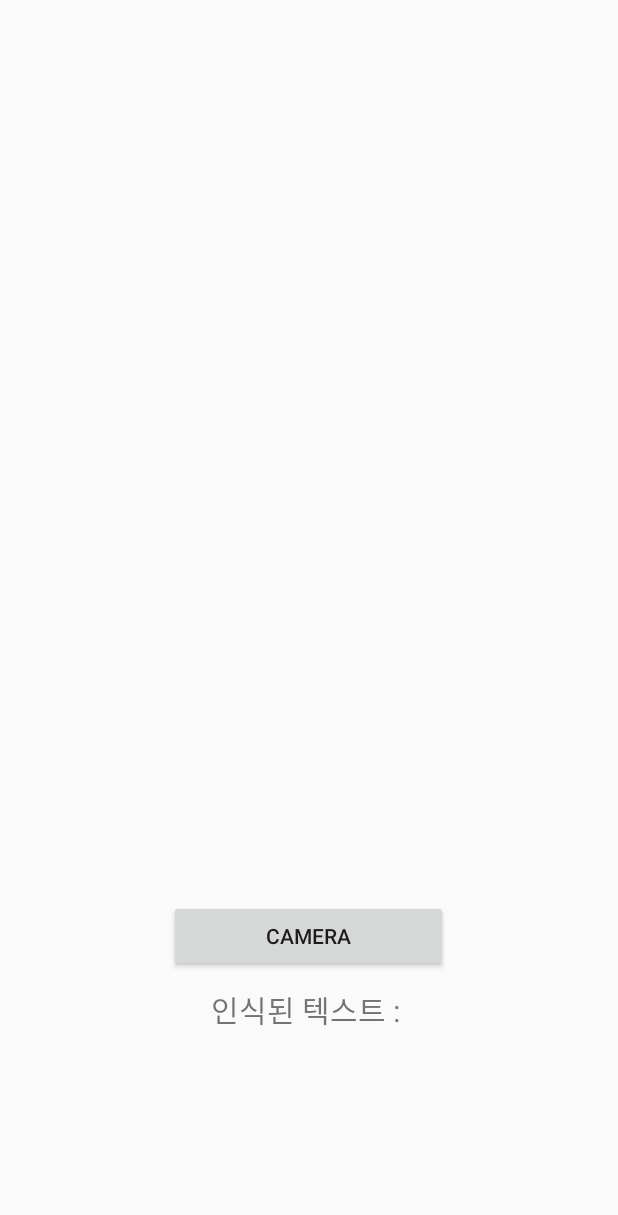
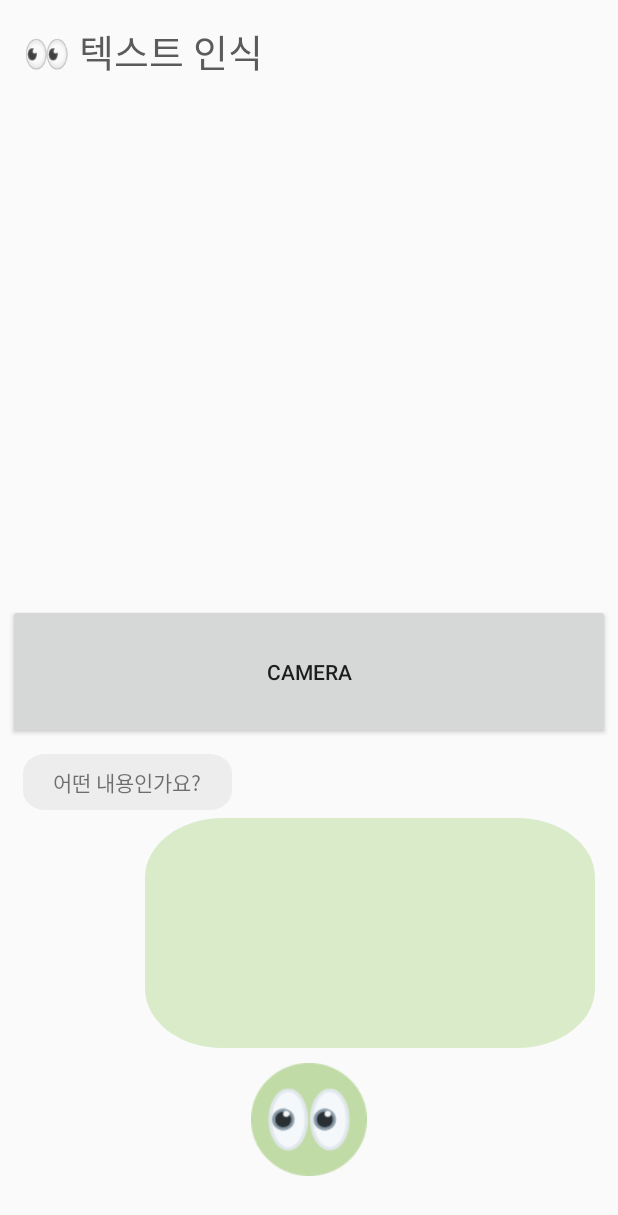
Before and after one commit to FongleDS/EyesoneApp, an Android app: the CameraActivity screen opened directly, with no data from a screen before it, on a phone screen of 412 x 824 dp. Shown: the top 1215 px of the screen. Run offline under Robolectric (Android 15) with nearby library versions, the phone set to English and light mode, and no system bars.

Commit message:
텍스트 인식 UI 수정완료

```diff
--- /dev/null
+++ b/app/src/main/res/drawable/tv_answer.xml
@@ -0,0 +1,9 @@
+<vector xmlns:android="http://schemas.android.com/apk/res/android"
+    android:width="300dp"
+    android:height="153dp"
+    android:viewportWidth="290"
+    android:viewportHeight="193">
+    <path
+        android:fillColor="#73B3D98E"
+        android:pathData="M0 50c0-27.61 22.39-50 50-50h190c27.61 0 50 22.39 50 50v93c0 27.61-22.39 50-50 50h-190c-27.61 0-50-22.39-50-50z"/>
+</vector>
--- /dev/null
+++ b/app/src/main/res/drawable/tv_question.xml
@@ -0,0 +1,9 @@
+<vector xmlns:android="http://schemas.android.com/apk/res/android"
+    android:width="139dp"
+    android:height="37dp"
+    android:viewportWidth="139"
+    android:viewportHeight="43">
+    <path
+        android:fillColor="#4DD1D1D1"
+        android:pathData="M0 15c0-8.28 6.72-15 15-15h109c8.28 0 15 6.72 15 15v13c0 8.28-6.72 15-15 15h-109c-8.28 0-15-6.72-15-15z"/>
+</vector>
--- a/app/src/main/res/layout/activity_camera.xml
+++ b/app/src/main/res/layout/activity_camera.xml
@@ -5,35 +5,66 @@
     android:id="@+id/main"
     android:layout_width="match_parent"
     android:layout_height="match_parent"
+    android:padding="5dp"
     tools:context=".CameraActivity"
     android:orientation="vertical">
 
+    <TextView
+        android:layout_width="wrap_content"
+        android:layout_height="wrap_content"
+        android:text="👀 텍스트 인식"
+        android:fontFamily="@font/pretendardbold"
+        android:textSize="25sp"
+        android:textColor="#5B5B5B"
+        android:layout_marginTop="10dp"
+        android:layout_marginLeft="10dp"
+        android:layout_gravity="left"/>
+
     <ImageView
         android:layout_width="match_parent"
-        android:layout_height="600dp"
+        android:layout_height="350dp"
         android:id="@+id/imageView"/>
 
     <Button
         android:id="@+id/button"
-        android:layout_width="186dp"
-        android:layout_height="wrap_content"
-        android:text="camera"
+        android:layout_width="match_parent"
+        android:layout_height="90dp"
+        android:text="Camera"
         android:layout_gravity="center"/>
 
     <TextView
         android:layout_width="wrap_content"
         android:layout_height="wrap_content"
-        android:text="인식된 텍스트 : "
-        android:textSize="20dp"
+        android:text="어떤 내용인가요?"
+        android:paddingTop="8dp"
+        android:textSize="14sp"
+        android:fontFamily="@font/pretendardsemibold"
+        android:background="@drawable/tv_question"
         android:layout_marginTop="10dp"
-        android:layout_gravity="center"/>
+        android:layout_marginLeft="10dp"
+        android:layout_gravity="left"
+        android:textAlignment="center"
+        tools:ignore="RtlCompat" />
 
     <TextView
+        android:id="@+id/text_view"
         android:layout_width="wrap_content"
         android:layout_height="wrap_content"
         android:text=""
-        android:textSize="20dp"
+        android:textSize="18dp"
+        android:scrollbars="vertical"
+        android:layout_gravity="right"
+        android:layout_marginRight="10dp"
+        android:layout_marginTop="5dp"
+        android:background="@drawable/tv_answer"
+        />
+    <ImageView
+        android:id="@+id/voicerecoder"
+        android:layout_width="77dp"
+        android:layout_height="75dp"
+        android:layout_marginBottom="10dp"
         android:layout_gravity="center"
-        android:id="@+id/text_view"/>
+        android:layout_marginTop="10dp"
+        android:background="@drawable/voice" />
 
 </LinearLayout>
```
